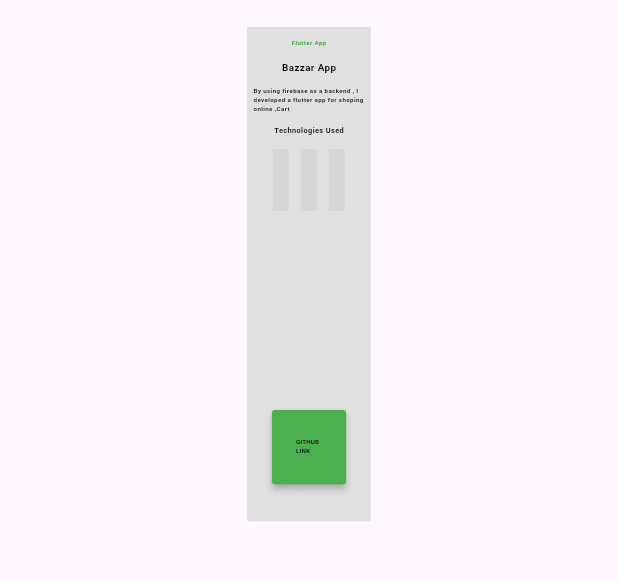
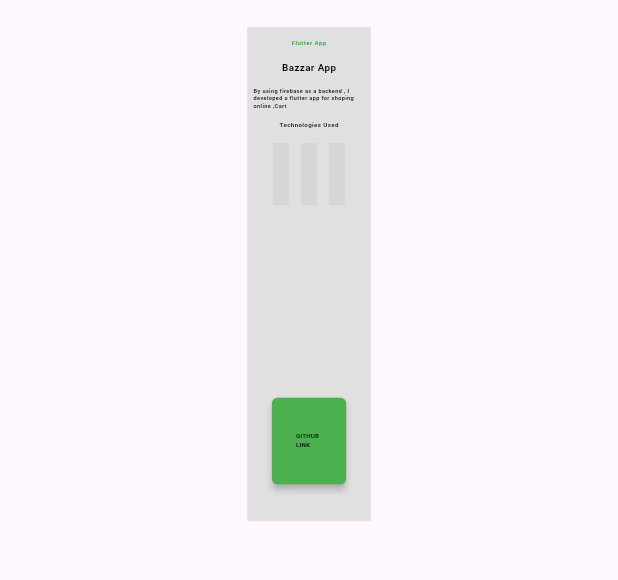
Before and after one commit to 7odaali/web_portfolio, a Flutter app: the screen it shows after launch, on a phone screen of 412 x 824 dp, the part 597-1177 px from its top. Run offline on Flutter 3.47's test engine with Material 3 defaults, Android fonts, the phone set to English and light mode, and no system bars; network calls fail; grey boxes are pictures that could not be loaded.

```diff
--- a/lib/widgets/portfolio.dart
+++ b/lib/widgets/portfolio.dart
@@ -62,7 +62,7 @@ class _PortfolioState extends State<Portfolio> {
                   "By using firebase as a backend , I developed a flutter app for shoping online ,Cart ",
                   style: TextStyle(
                       fontWeight: FontWeight.bold,
-                      fontSize: 0.01 * w,
+                      fontSize: 0.009 * w,
                       color: Colors.black),
                 ),
               ),
@@ -71,7 +71,7 @@ class _PortfolioState extends State<Portfolio> {
                 "Technologies Used",
                 style: TextStyle(
                     fontWeight: FontWeight.bold,
-                    fontSize: 0.012 * w,
+                    fontSize: 0.01 * w,
                     color: Colors.black),
               ),
               SizedBox(height: 0.01 * h),
@@ -112,8 +112,11 @@ class _PortfolioState extends State<Portfolio> {
               Padding(
                 padding: EdgeInsets.symmetric(horizontal: .04 * w),
                 child: MaterialButton(
+                  shape: RoundedRectangleBorder(
+                    borderRadius: BorderRadius.circular(0.009 * w),
+                  ),
                   minWidth: w,
-                  height: 0.06 * h,
+                  height: 0.07 * h,
                   color: Colors.green,
                   onPressed: () {},
                   child: Text(
```
